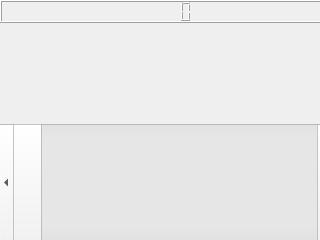
First picture: the form in Slider.ui, repository JanP/EndTimes, before the edit.
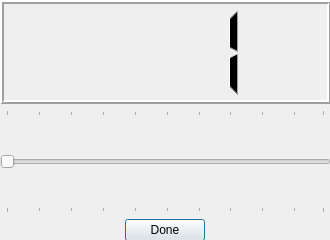
Second picture: the form after the edit.

```diff
--- a/Slider.ui
+++ b/Slider.ui
@@ -6,7 +6,7 @@
    <rect>
     <x>0</x>
     <y>0</y>
-    <width>320</width>
+    <width>330</width>
     <height>240</height>
    </rect>
   </property>
@@ -29,26 +29,54 @@
     </rect>
    </property>
    <layout class="QVBoxLayout" name="verticalLayout">
-    <item alignment="Qt::AlignTop">
-     <widget class="QLCDNumber" name="lcdNumber">
-      <property name="sizePolicy">
-       <sizepolicy hsizetype="Minimum" vsizetype="Maximum">
-        <horstretch>0</horstretch>
-        <verstretch>0</verstretch>
-       </sizepolicy>
+    <item>
+     <widget class="QLCDNumber" name="lcd">
+      <property name="frameShape">
+       <enum>QFrame::Box</enum>
+      </property>
+      <property name="frameShadow">
+       <enum>QFrame::Raised</enum>
+      </property>
+      <property name="lineWidth">
+       <number>2</number>
+      </property>
+      <property name="digitCount">
+       <number>3</number>
+      </property>
+      <property name="intValue" stdset="0">
+       <number>1</number>
       </property>
      </widget>
     </item>
     <item>
-     <widget class="QScrollBar" name="horizontalScrollBar">
+     <widget class="QSlider" name="slider">
       <property name="sizePolicy">
-       <sizepolicy hsizetype="Minimum" vsizetype="Preferred">
+       <sizepolicy hsizetype="Expanding" vsizetype="Preferred">
         <horstretch>0</horstretch>
         <verstretch>0</verstretch>
        </sizepolicy>
       </property>
+      <property name="minimum">
+       <number>1</number>
+      </property>
+      <property name="maximum">
+       <number>100</number>
+      </property>
       <property name="orientation">
        <enum>Qt::Horizontal</enum>
+      </property>
+      <property name="tickPosition">
+       <enum>QSlider::TicksBothSides</enum>
+      </property>
+      <property name="tickInterval">
+       <number>10</number>
+      </property>
+     </widget>
+    </item>
+    <item alignment="Qt::AlignHCenter">
+     <widget class="QPushButton" name="done">
+      <property name="text">
+       <string>Done</string>
       </property>
      </widget>
     </item>
```
